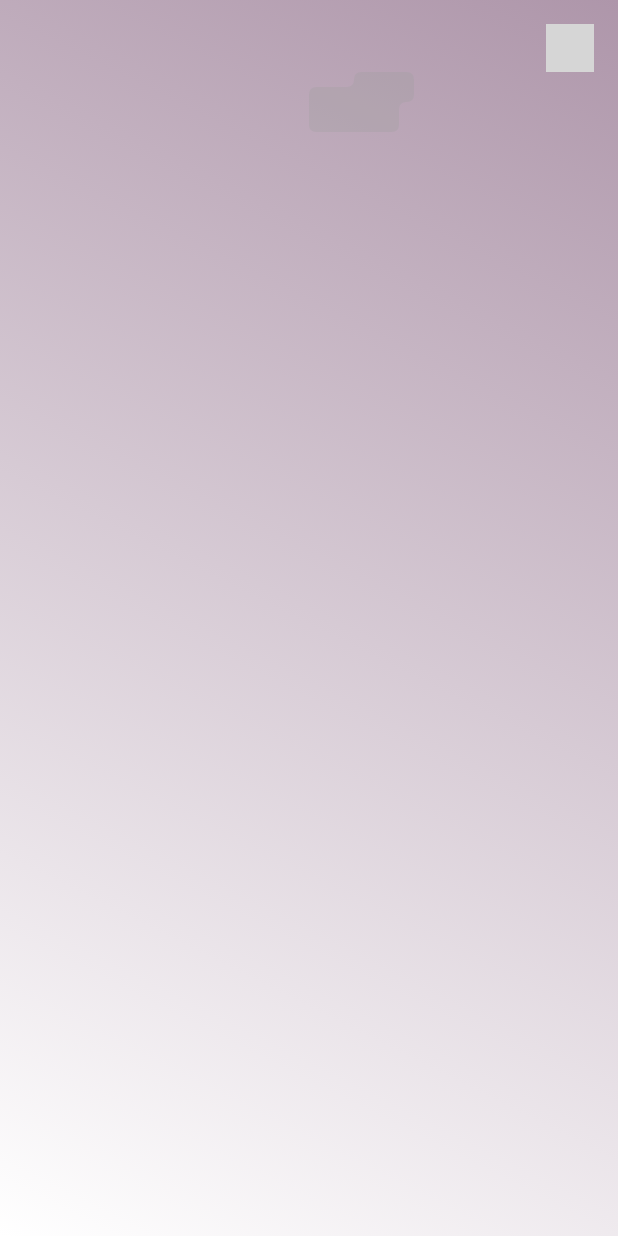
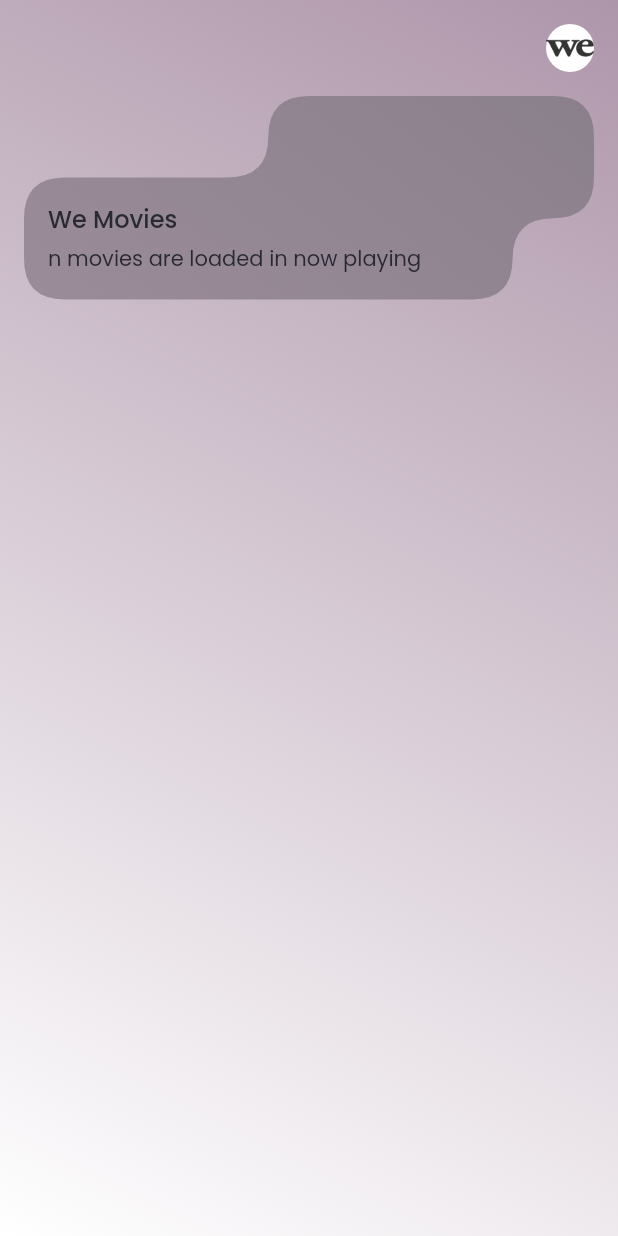
Before and after one commit to anuvab-b/fl_wework_movies, a Flutter app: the HomeScreen screen opened directly, on a phone screen of 412 x 824 dp. Run offline on Flutter 3.47's test engine with Material 2 defaults, Android fonts, the phone set to English and light mode, and no system bars; our stand-ins replace flutter_spinkit, flutter_svg, geolocator, material_design_icons_flutter; missing offline and left inert: geocode; grey boxes are pictures that could not be loaded.

Commit message:
CommonText widget, Geocoding implementation added

```diff
--- a/lib/presentation/home_screen.dart
+++ b/lib/presentation/home_screen.dart
@@ -1,3 +1,5 @@
+import 'package:fl_wework_movies/presentation/widgets/custom_card_clipper.dart';
+import 'package:fl_wework_movies/presentation/widgets/text.dart';
 import 'package:fl_wework_movies/utils/asset_utils.dart';
 import 'package:flutter/material.dart';
 import 'package:geocode/geocode.dart';
@@ -15,12 +17,14 @@ class _HomeScreenState extends State<HomeScreen> {
   Position? position;
   late GeoCode geoCode;
   Address? address;
+  late double scaleFactor = 50.0;
 
   @override
   void initState() {
     super.initState();
     geoCode = GeoCode();
     WidgetsBinding.instance.addPostFrameCallback((_) async {
+      scaleFactor = (MediaQuery.of(context).size.width - 2 * 16) / 7;
       position = await _determinePosition();
       if (position != null) {
         // address = await geoCode.reverseGeocoding(
@@ -51,7 +55,9 @@ class _HomeScreenState extends State<HomeScreen> {
           child: SingleChildScrollView(
             child: Column(
               children: [
-                Row(mainAxisAlignment: MainAxisAlignment.spaceBetween, children: [
+                Row(
+                    mainAxisAlignment: MainAxisAlignment.spaceBetween,
+                    children: [
                       if (address != null)
                         Flexible(
                           child: Column(
@@ -59,24 +65,18 @@ class _HomeScreenState extends State<HomeScreen> {
                             children: [
                               Row(children: [
                                 Icon(MdiIcons.mapMarkerOutline),
-                            Text(
-                              "${address!.streetAddress}",
-                              style: const TextStyle(
+                                CommonText(
+                                    title: "${address!.streetAddress}",
                                     fontWeight: FontWeight.w700,
-                                  fontFamily: "Poppins",
-                                  color: Color(0xFF282933)),
-                            ),
+                                    color: const Color(0xFF282933)),
                               ]),
                               const SizedBox(height: 2.0),
-                          Text(
+                              CommonText(
+                                  title:
                                       "${address!.city}, ${address!.region}, ${address!.countryName}",
-                              maxLines: 1,
-                              overflow: TextOverflow.ellipsis,
-                              style: const TextStyle(
                                   fontWeight: FontWeight.w400,
-                                  fontFamily: "Poppins",
                                   fontSize: 12.0,
-                                  color: Color(0xFF656072))),
+                                  color: const Color(0xFF656072)),
                             ],
                           ),
                         ),
@@ -87,23 +87,44 @@ class _HomeScreenState extends State<HomeScreen> {
                           decoration: BoxDecoration(
                               borderRadius: BorderRadius.circular(25.0),
                               color: Colors.white),
-                      child:
-                          Image.asset(icWeWorkShort, width: 48.0, height: 48.0))
+                          child: Image.asset(icWeWorkShort,
+                              width: 48.0, height: 48.0))
                     ]),
-                Stack(
-                  children: [
-                    // Container(color: Colors.yellow,child: Text("Hello")),
-                    CustomPaint(
-                      foregroundPainter: CustomCardPainter(context: context),
-                      // painter: CurvePainterPage2()
+                // Center(
+                //   child: CustomPaint(
+                //     foregroundPainter: CustomCardPainter(context: context),
+                //   ),
                 // ),
-                    ),
+                const SizedBox(height: 16.0),
+                ClipPath(
+                  clipper: CustomCardClipper(scaleFactor: scaleFactor),
+                  child: Container(
+                      padding: const EdgeInsets.symmetric(
+                          horizontal: 16.0, vertical: 16.0),
+                      width: 500,
+                      height: 500,
+                      decoration: const BoxDecoration(
+                        gradient: LinearGradient(
+                          begin: Alignment.topRight,
+                          end: Alignment.bottomLeft,
+                          colors: [
+                            Color(0xFF8a808c),
+                            Color(0xFFa897a3)
                           ],
                         ),
-
-                // CustomPaint(
-                //     painter: ClipperNavbar()
-                // ),
+                      ),
+                      child: Column(
+                        crossAxisAlignment: CrossAxisAlignment.start,
+                        children: [
+                          SizedBox(height: scaleFactor * 1.0),
+                          const CommonText(
+                              title: "We Movies",fontSize: 16.0),
+                          const SizedBox(height: 4.0),
+                          const CommonText(
+                              title: "n movies are loaded in now playing",fontWeight: FontWeight.w400),
+                        ],
+                      )),
+                ),
               ],
             ),
           ),
@@ -155,55 +176,3 @@ class _HomeScreenState extends State<HomeScreen> {
     }
   }
 }
-
-class CustomCardPainter extends CustomPainter {
-  final BuildContext context;
-  CustomCardPainter({required this.context});
-  @override
-  void paint(Canvas canvas, Size size) {
-    var paint = Paint();
-    paint.color = Colors.grey.withOpacity(0.3);
-    paint.style = PaintingStyle.fill;
-
-    var path = Path();
-
-    double scaleFactor = (MediaQuery.of(context).size.width - 2 * 16)/5;
-
-    /// Square with round edges
-    // path.lineTo(20,0);
-    // path.lineTo(30,0);
-    // path.quadraticBezierTo(40,0, 40,10);
-    // // path.lineTo(40,10);
-    // path.lineTo(40,30);
-    // path.quadraticBezierTo(40,40,30,40);
-    // path.lineTo(40,40);
-    // path.lineTo(0,40);
-    // // path.lineTo(20,20);
-
-    path.moveTo(0, 10);
-    /// Basic Custom Shape
-    path.lineTo(0,10);
-    path.lineTo(25,10);
-    path.quadraticBezierTo(30,10,30,5);
-    path.lineTo(30,5);
-    path.quadraticBezierTo(30,0,35,0);
-    path.lineTo(65,0);
-    path.quadraticBezierTo(70,0,70,5);
-    path.lineTo(70,15);
-    path.quadraticBezierTo(70,20,65,20);
-    path.quadraticBezierTo(60,20,60,25);
-    path.lineTo(60,35);
-    path.quadraticBezierTo(60,40,55,40);
-    path.lineTo(5,40);
-    path.quadraticBezierTo(0,40,0,35);
-    path.lineTo(0,15);
-    path.quadraticBezierTo(0,10,5,10);
-    path.lineTo(5,10);
-    canvas.drawPath(path, paint);
-  }
-
-  @override
-  bool shouldRepaint(CustomPainter oldDelegate) {
-    return true;
-  }
-}
--- /dev/null
+++ b/lib/presentation/widgets/text.dart
@@ -0,0 +1,31 @@
+import 'package:flutter/cupertino.dart';
+
+class CommonText extends StatelessWidget {
+  final String title;
+  final int maxLines;
+  final double fontSize;
+  final FontWeight fontWeight;
+  final Color color;
+
+  const CommonText(
+      {super.key,
+      required this.title,
+      this.fontWeight = FontWeight.w500,
+      this.fontSize = 14.0,
+      this.maxLines = 1,
+      this.color = const Color(0xFF282933)});
+
+  @override
+  Widget build(BuildContext context) {
+    return Text(
+      title,
+      maxLines: 1,
+      overflow: TextOverflow.ellipsis,
+      style: TextStyle(
+          fontFamily: "Poppins",
+          fontSize: fontSize,
+          fontWeight: fontWeight,
+          color: color),
+    );
+  }
+}
--- /dev/null
+++ b/lib/utils/route_names.dart
@@ -0,0 +1,5 @@
+class RouteNames{
+
+  static const String splash = "splash";
+  static const String home = "home";
+}
--- /dev/null
+++ b/lib/utils/routes.dart
@@ -0,0 +1,66 @@
+import 'package:fl_wework_movies/presentation/error_screen.dart';
+import 'package:fl_wework_movies/presentation/home_screen.dart';
+import 'package:fl_wework_movies/presentation/splash_screen.dart';
+import 'package:fl_wework_movies/utils/route_names.dart';
+import 'package:flutter/material.dart';
+
+class Routes {
+  static Route<dynamic> generateRoute(RouteSettings settings) {
+    switch (settings.name) {
+      case RouteNames.splash:
+        return MaterialPageRoute(builder: (context) => const SplashScreen());
+      case RouteNames.home:
+        return SlideRightRoute(widget: const HomeScreen());
+      default:
+        return MaterialPageRoute(builder: (context) => const ErrorScreen());
+    }
+  }
+}
+
+class MyPageRouteBuilder extends PageRouteBuilder {
+  final RouteSettings routeSettings;
+
+  MyPageRouteBuilder(
+      {Key? key, required this.routeSettings, required super.pageBuilder});
+
+  PageRouteBuilder build(BuildContext context) {
+    return PageRouteBuilder(
+        settings: routeSettings,
+        // Pass this to make popUntil(), pushNamedAndRemoveUntil(), works
+        pageBuilder: super.pageBuilder,
+        transitionsBuilder: (context, animation, secondaryAnimation, child) {
+          const begin = Offset(1.0, 0.0);
+          const end = Offset.zero;
+          const curve = Curves.ease;
+
+          var tween =
+          Tween(begin: begin, end: end).chain(CurveTween(curve: curve));
+
+          return SlideTransition(
+            position: animation.drive(tween),
+            child: child,
+          );
+        });
+  }
+}
+
+class SlideRightRoute extends PageRouteBuilder {
+  final Widget widget;
+
+  SlideRightRoute({required this.widget})
+      : super(pageBuilder: (BuildContext context, Animation<double> animation,
+      Animation<double> secondaryAnimation) {
+    return widget;
+  }, transitionsBuilder: (BuildContext context,
+      Animation<double> animation,
+      Animation<double> secondaryAnimation,
+      Widget child) {
+    return SlideTransition(
+      position: Tween<Offset>(
+        begin: const Offset(1.0, 0.0),
+        end: Offset.zero,
+      ).animate(animation),
+      child: child,
+    );
+  });
+}
--- a/pubspec.yaml
+++ b/pubspec.yaml
@@ -11,10 +11,14 @@ dependencies:
   flutter:
     sdk: flutter
   flutter_bloc: 8.1.5
+  flutter_spinkit: 5.2.1
   flutter_svg: 1.1.6
+  geocode: 1.0.3
+  geocoding: 3.0.0
+  geolocator: 11.0.0
   get_it: 7.6.0
   http:
-  material_design_icons_flutter:
+  material_design_icons_flutter: 7.0.7296
   uuid: 3.0.7
 
 
```
Also changed, not shown: lib/main.dart (+8 -98 lines), assets/icons/ic_we_short.png (added), pubspec.lock. Lines whose indentation alone changed are shown as unchanged.
